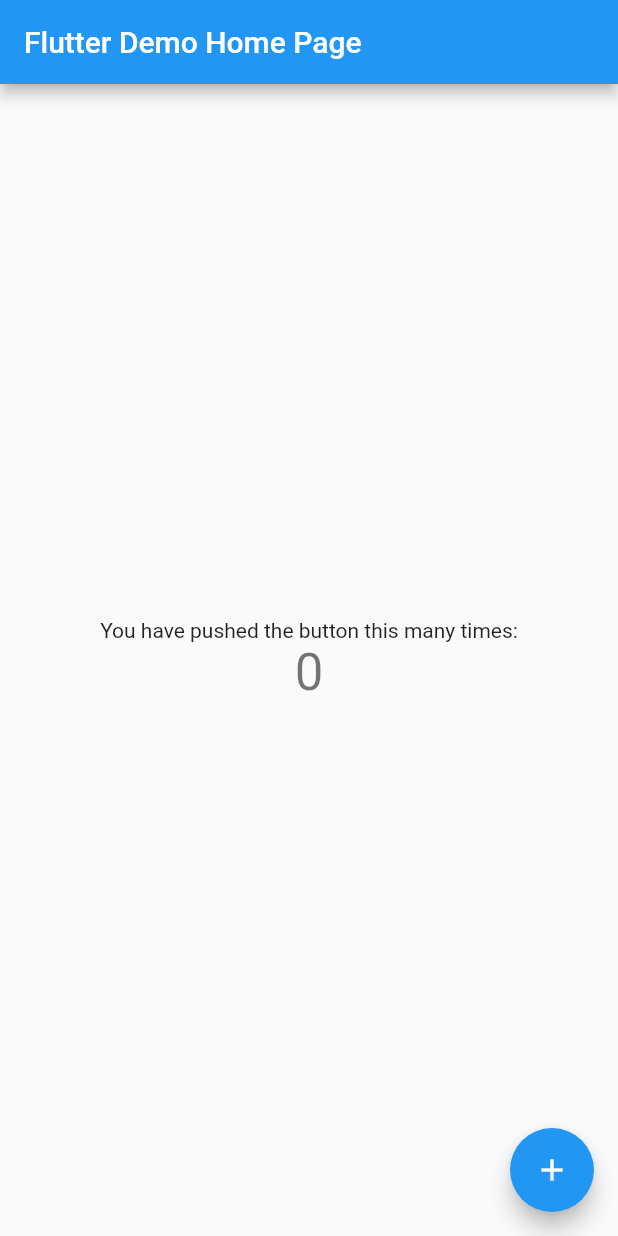
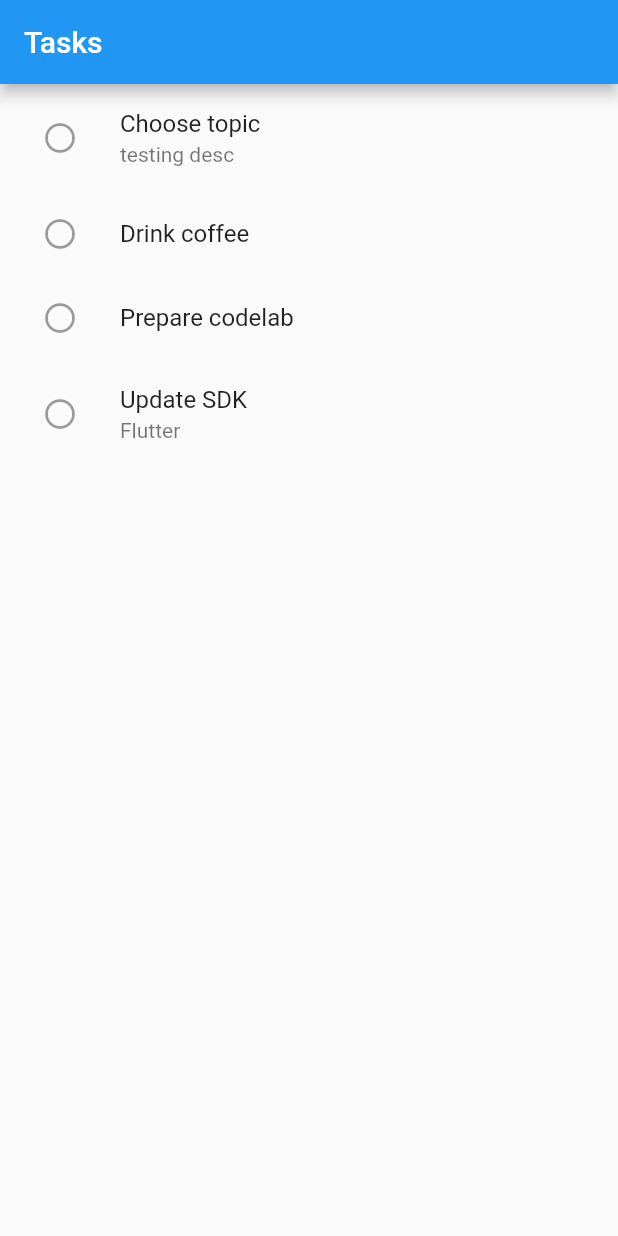
Before and after one commit to zliide/flutter_todo, a Flutter app: the screen it shows after launch, on a phone screen of 412 x 824 dp. Run offline on Flutter 3.47's test engine with Material 2 defaults, Android fonts, the phone set to English and light mode, and no system bars.

Commit message:
Add list view

```diff
--- a/lib/main.dart
+++ b/lib/main.dart
@@ -1,4 +1,5 @@
 import 'package:flutter/material.dart';
+import 'task_list.dart';
 
 void main() => runApp(MyApp());
 
@@ -20,92 +21,7 @@ class MyApp extends StatelessWidget {
         // is not restarted.
         primarySwatch: Colors.blue,
       ),
-      home: MyHomePage(title: 'Flutter Demo Home Page'),
+      home: TaskListView(),
     );
   }
 }
-
-class MyHomePage extends StatefulWidget {
-  MyHomePage({Key key, this.title}) : super(key: key);
-
-  // This widget is the home page of your application. It is stateful, meaning
-  // that it has a State object (defined below) that contains fields that affect
-  // how it looks.
-
-  // This class is the configuration for the state. It holds the values (in this
-  // case the title) provided by the parent (in this case the App widget) and
-  // used by the build method of the State. Fields in a Widget subclass are
-  // always marked "final".
-
-  final String title;
-
-  @override
-  _MyHomePageState createState() => _MyHomePageState();
-}
-
-class _MyHomePageState extends State<MyHomePage> {
-  int _counter = 0;
-
-  void _incrementCounter() {
-    setState(() {
-      // This call to setState tells the Flutter framework that something has
-      // changed in this State, which causes it to rerun the build method below
-      // so that the display can reflect the updated values. If we changed
-      // _counter without calling setState(), then the build method would not be
-      // called again, and so nothing would appear to happen.
-      _counter++;
-    });
-  }
-
-  @override
-  Widget build(BuildContext context) {
-    // This method is rerun every time setState is called, for instance as done
-    // by the _incrementCounter method above.
-    //
-    // The Flutter framework has been optimized to make rerunning build methods
-    // fast, so that you can just rebuild anything that needs updating rather
-    // than having to individually change instances of widgets.
-    return Scaffold(
-      appBar: AppBar(
-        // Here we take the value from the MyHomePage object that was created by
-        // the App.build method, and use it to set our appbar title.
-        title: Text(widget.title),
-      ),
-      body: Center(
-        // Center is a layout widget. It takes a single child and positions it
-        // in the middle of the parent.
-        child: Column(
-          // Column is also layout widget. It takes a list of children and
-          // arranges them vertically. By default, it sizes itself to fit its
-          // children horizontally, and tries to be as tall as its parent.
-          //
-          // Invoke "debug painting" (press "p" in the console, choose the
-          // "Toggle Debug Paint" action from the Flutter Inspector in Android
-          // Studio, or the "Toggle Debug Paint" command in Visual Studio Code)
-          // to see the wireframe for each widget.
-          //
-          // Column has various properties to control how it sizes itself and
-          // how it positions its children. Here we use mainAxisAlignment to
-          // center the children vertically; the main axis here is the vertical
-          // axis because Columns are vertical (the cross axis would be
-          // horizontal).
-          mainAxisAlignment: MainAxisAlignment.center,
-          children: <Widget>[
-            Text(
-              'You have pushed the button this many times:',
-            ),
-            Text(
-              '$_counter',
-              style: Theme.of(context).textTheme.display1,
-            ),
-          ],
-        ),
-      ),
-      floatingActionButton: FloatingActionButton(
-        onPressed: _incrementCounter,
-        tooltip: 'Increment',
-        child: Icon(Icons.add),
-      ), // This trailing comma makes auto-formatting nicer for build methods.
-    );
-  }
-}
--- /dev/null
+++ b/lib/model.dart
@@ -0,0 +1,15 @@
+class Task {
+  String name, details;
+  bool completed = false;
+
+  static List<Task> _tasks = [
+    Task('Choose topic', 'testing desc'),
+    Task('Drink coffee', null),
+    Task('Prepare codelab', null),
+    Task('Update SDK', 'Flutter'),
+  ];
+
+  static List<Task> get tasks => _tasks;
+
+  Task(this.name, this.details);
+}
--- /dev/null
+++ b/lib/task_list.dart
@@ -0,0 +1,29 @@
+import 'package:flutter/material.dart';
+
+import 'model.dart';
+
+class TaskListView extends StatelessWidget {
+  @override
+  Widget build(BuildContext context) {
+    return Scaffold(
+      appBar: AppBar(
+        title: Text('Tasks'),
+      ),
+      body: ListView(
+        children: <Widget>[
+          for (final task in Task.tasks)
+            ListTile(
+              leading: IconButton(
+                icon: (task.completed)
+                    ? Icon(Icons.check_circle)
+                    : Icon(Icons.radio_button_unchecked),
+                onPressed: null,
+              ),
+              title: Text(task.name),
+              subtitle: (task.details != null) ? Text(task.details) : null,
+            ),
+        ],
+      ),
+    );
+  }
+}
--- a/pubspec.yaml
+++ b/pubspec.yaml
@@ -14,7 +14,7 @@ description: A new Flutter application.
 version: 1.0.0+1
 
 environment:
-  sdk: ">=2.1.0 <3.0.0"
+  sdk: ">=2.2.2 <3.0.0"
 
 dependencies:
   flutter:
```
